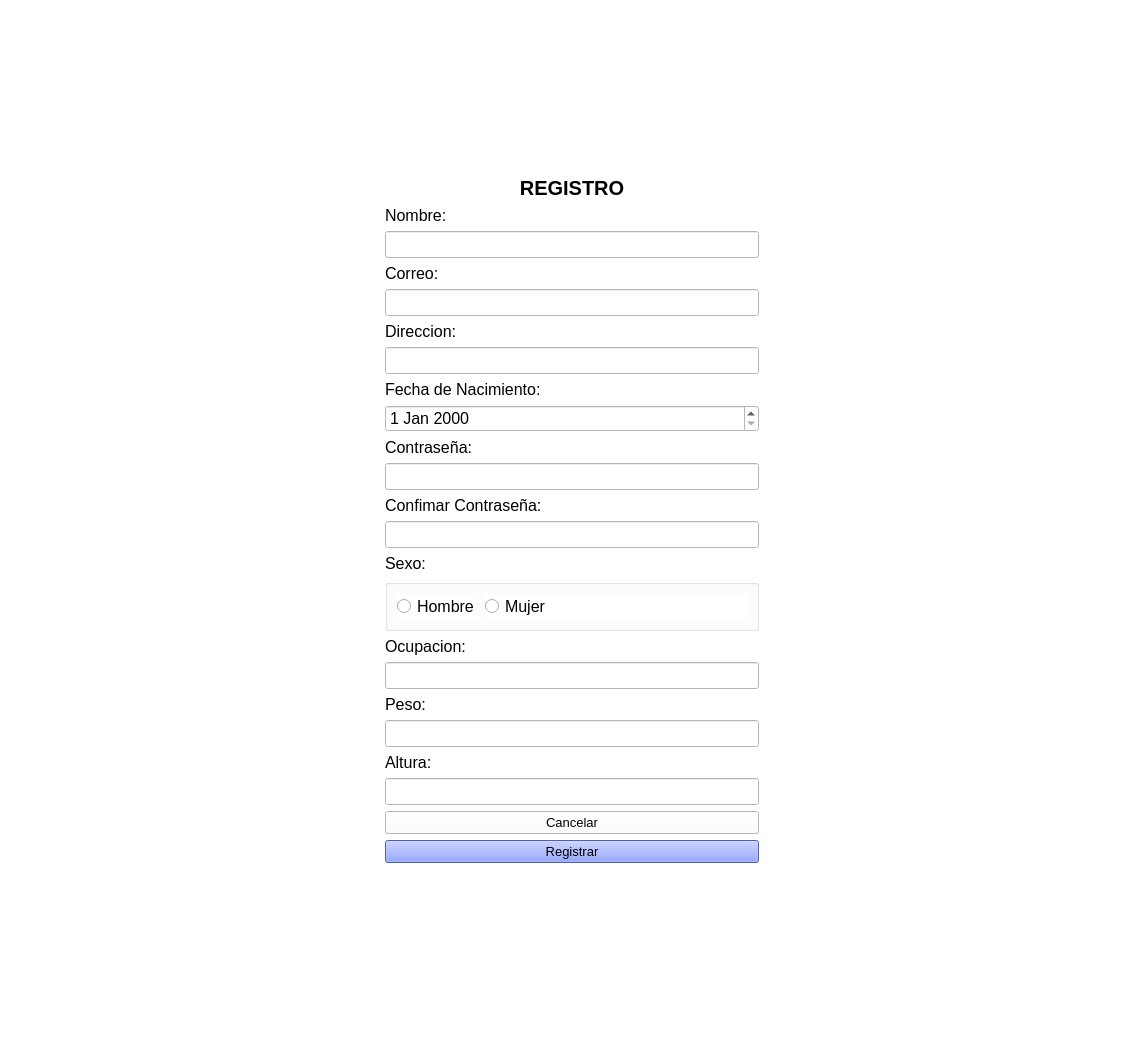
First picture: the form in view/ventanas_qt/ventana_registro_usuario.ui, repository phkandresc/app-habitos-saludables, before the edit.
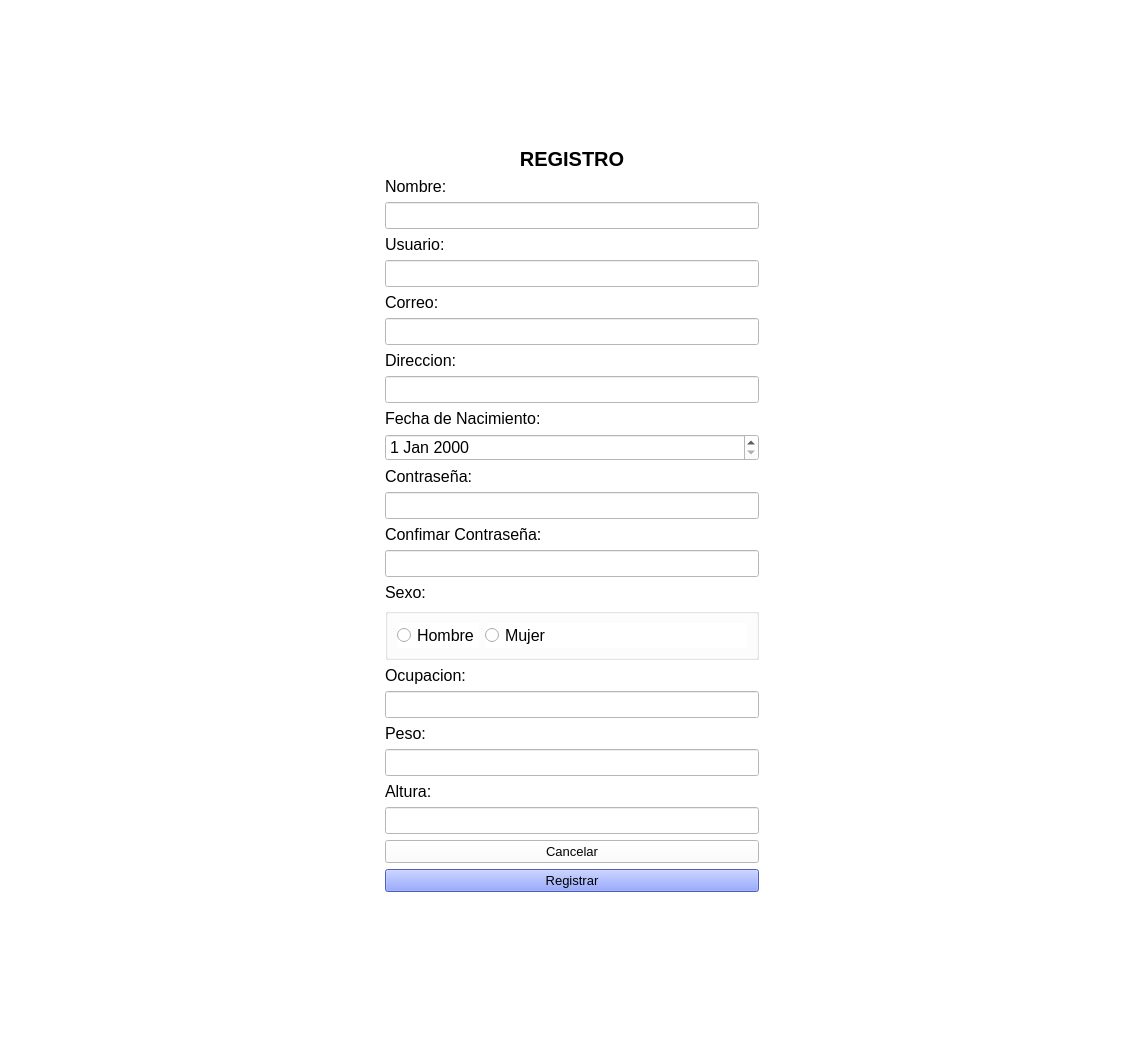
Second picture: the form after the edit.

The edit to the form file:
```diff
--- a/view/ventanas_qt/ventana_registro_usuario.ui
+++ b/view/ventanas_qt/ventana_registro_usuario.ui
@@ -119,6 +119,31 @@
            </item>
           </layout>
          </item>
+         <item>
+          <layout class="QVBoxLayout" name="verticalLayout_34">
+           <item>
+            <widget class="QLabel" name="lblUsuario">
+             <property name="font">
+              <font>
+               <pointsize>12</pointsize>
+              </font>
+             </property>
+             <property name="text">
+              <string>Usuario:</string>
+             </property>
+            </widget>
+           </item>
+           <item>
+            <widget class="QLineEdit" name="txtUsuario">
+             <property name="font">
+              <font>
+               <pointsize>12</pointsize>
+              </font>
+             </property>
+            </widget>
+           </item>
+          </layout>
+         </item>
          <item>
           <layout class="QVBoxLayout" name="verticalLayout_25">
            <item>
```
